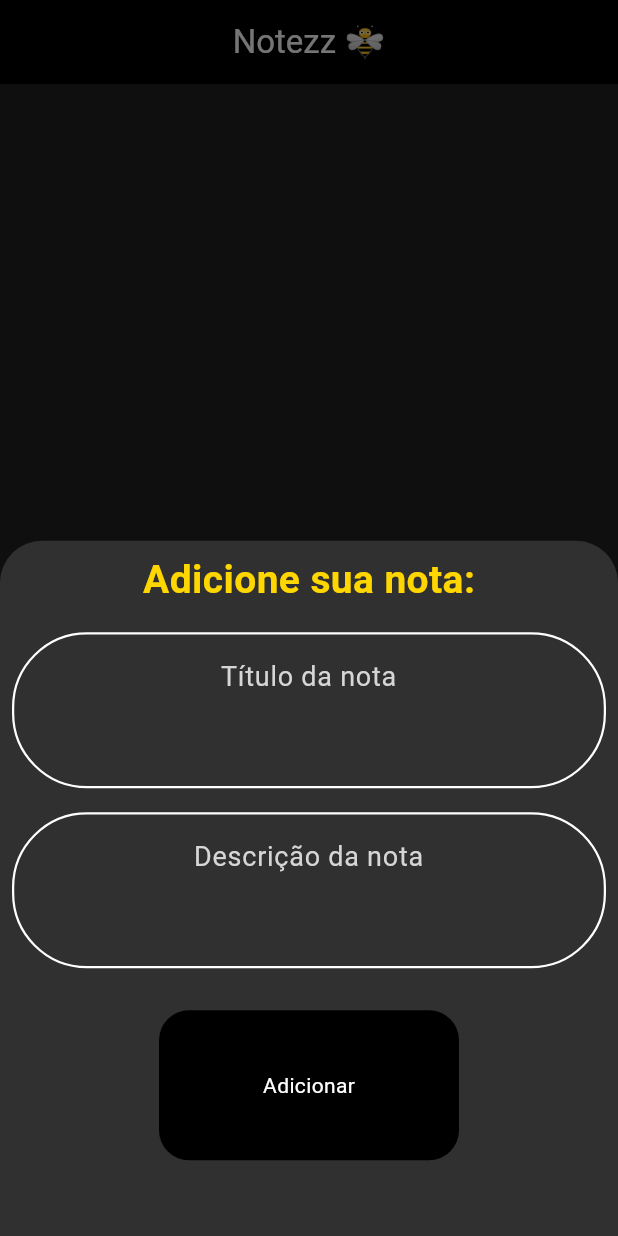
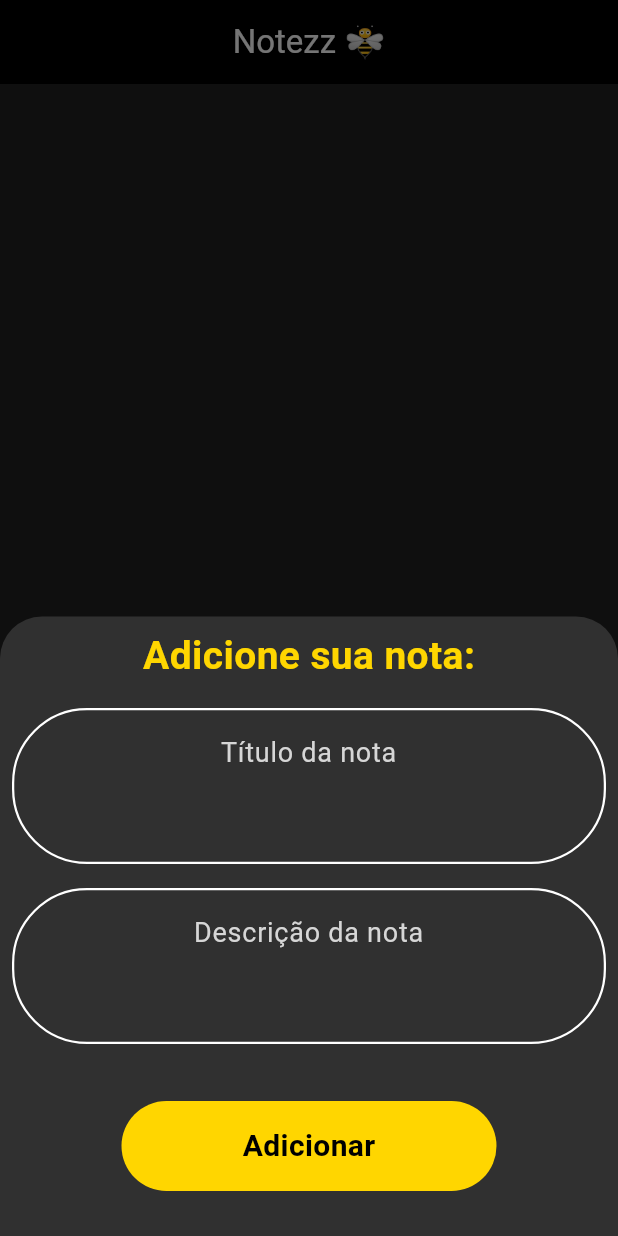
Before and after one commit to kauantorrisi/Notezz, a Flutter app: the screen it shows after launch, after a tap on the "add" icon, on a phone screen of 412 x 824 dp. Run offline on Flutter 3.47's test engine with Material 2 defaults, Android fonts, the phone set to English and light mode, and no system bars; our stand-ins replace google_fonts, hive, hive_flutter; accounts and stored records are empty.

Commit message:
trocando icone e nome do app personalizando botão e ajustando detalhes

```diff
--- a/lib/pages/all_notes_page.dart
+++ b/lib/pages/all_notes_page.dart
@@ -5,6 +5,7 @@ import 'package:hive/hive.dart';
 import 'package:hive_crud/db/boxes.dart';
 import 'package:hive_crud/models/note.dart';
 import 'package:hive_crud/pages/note_page.dart';
+import 'package:hive_crud/widgets/button_widget.dart';
 import 'package:hive_crud/widgets/textformfield_widget.dart';
 
 class AllNotesPage extends StatefulWidget {
@@ -90,12 +91,19 @@ class _AllNotesPageState extends State<AllNotesPage> {
                           setState(
                             () => showModalBottomSheet(
                               context: context,
+                              isScrollControlled: true,
                               backgroundColor: Colors.grey[850],
-                              builder: (ctx) => Column(
+                              builder: (ctx) => Padding(
+                                padding: EdgeInsets.only(
+                                    bottom: MediaQuery.of(context)
+                                        .viewInsets
+                                        .bottom),
+                                child: Column(
+                                  mainAxisSize: MainAxisSize.min,
                                   children: [
                                     Padding(
-                                    padding:
-                                        const EdgeInsets.symmetric(vertical: 8),
+                                      padding: const EdgeInsets.symmetric(
+                                          vertical: 8),
                                       child: Text('Edite sua nota:',
                                           style: TextStyle(
                                             fontWeight: FontWeight.w700,
@@ -111,25 +119,8 @@ class _AllNotesPageState extends State<AllNotesPage> {
                                       controller: descriptionController,
                                       hintText: note.description,
                                     ),
-                                  Padding(
-                                    padding: const EdgeInsets.all(20.0),
-                                    child: GestureDetector(
-                                      child: Container(
-                                        width: 200,
-                                        height: 100,
-                                        decoration: BoxDecoration(
-                                          color: Colors.black,
-                                          borderRadius:
-                                              BorderRadius.circular(20),
-                                        ),
-                                        child: const Center(
-                                          child: Text(
-                                            'Editar',
-                                            style:
-                                                TextStyle(color: Colors.white),
-                                          ),
-                                        ),
-                                      ),
+                                    ButtonWidget(
+                                      text: 'Editar',
                                       onTap: () {
                                         setState(() {
                                           if (titleController.text.isEmpty ||
@@ -153,8 +144,8 @@ class _AllNotesPageState extends State<AllNotesPage> {
                                         });
                                       },
                                     ),
+                                  ],
                                 ),
-                                ],
                               ),
                             ),
                           );
@@ -182,8 +173,13 @@ class _AllNotesPageState extends State<AllNotesPage> {
       floatingActionButton: FloatingActionButton(
         onPressed: () => showModalBottomSheet(
           context: context,
+          isScrollControlled: true,
           backgroundColor: Colors.grey[850],
-          builder: (ctx) => Column(
+          builder: (ctx) => Padding(
+            padding: EdgeInsets.only(
+                bottom: MediaQuery.of(context).viewInsets.bottom),
+            child: Column(
+              mainAxisSize: MainAxisSize.min,
               children: [
                 Padding(
                   padding: const EdgeInsets.symmetric(vertical: 8),
@@ -202,25 +198,14 @@ class _AllNotesPageState extends State<AllNotesPage> {
                   controller: descriptionController,
                   hintText: 'Descrição da nota',
                 ),
-              Padding(
-                padding: const EdgeInsets.all(20.0),
-                child: GestureDetector(
-                  child: Container(
-                    width: 200,
-                    height: 100,
-                    decoration: BoxDecoration(
-                      color: Colors.black,
-                      borderRadius: BorderRadius.circular(20),
-                    ),
-                    child: const Center(
-                      child: Text(
-                        'Adicionar',
-                        style: TextStyle(color: Colors.white),
-                      ),
-                    ),
-                  ),
+                ButtonWidget(
+                  text: 'Adicionar',
                   onTap: () {
                     setState(() {
+                      if (titleController.text.isEmpty &&
+                          descriptionController.text.isEmpty) {
+                        Navigator.pop(context);
+                      } else {
                         boxNotes.put(
                           'key_${titleController.text}',
                           Note(
@@ -231,11 +216,12 @@ class _AllNotesPageState extends State<AllNotesPage> {
                         titleController.text = '';
                         descriptionController.text = '';
                         Navigator.pop(context);
+                      }
                     });
                   },
                 ),
-              )
               ],
+            ),
           ),
         ),
         backgroundColor: Colors.black,
--- /dev/null
+++ b/lib/widgets/button_widget.dart
@@ -0,0 +1,40 @@
+import 'package:flutter/material.dart';
+
+class ButtonWidget extends StatelessWidget {
+  const ButtonWidget({
+    super.key,
+    required this.onTap,
+    required this.text,
+  });
+
+  final void Function()? onTap;
+  final String text;
+
+  @override
+  Widget build(BuildContext context) {
+    return Padding(
+      padding: const EdgeInsets.symmetric(vertical: 30),
+      child: GestureDetector(
+        onTap: onTap,
+        child: Container(
+          width: 250,
+          height: 60,
+          decoration: BoxDecoration(
+            color: Colors.yellowAccent[700],
+            borderRadius: BorderRadius.circular(30),
+          ),
+          child: Center(
+            child: Text(
+              text,
+              style: const TextStyle(
+                color: Colors.black,
+                fontSize: 20,
+                fontWeight: FontWeight.w600,
+              ),
+            ),
+          ),
+        ),
+      ),
+    );
+  }
+}
```
Also changed, not shown: lib/assets/TelaCriarNota.png, lib/assets/TelaCriarNota_old.png (added), lib/assets/TelaEditarNota.png, lib/assets/TelaEditarNota_old.png (added), lib/assets/TelaInicial.png, lib/assets/TelaInicial_old.png (added), lib/assets/TelaVisualizarNota.png (added), lib/assets/icon/honeycomb.png (added), 27 other files. Lines whose indentation alone changed are shown as unchanged.
